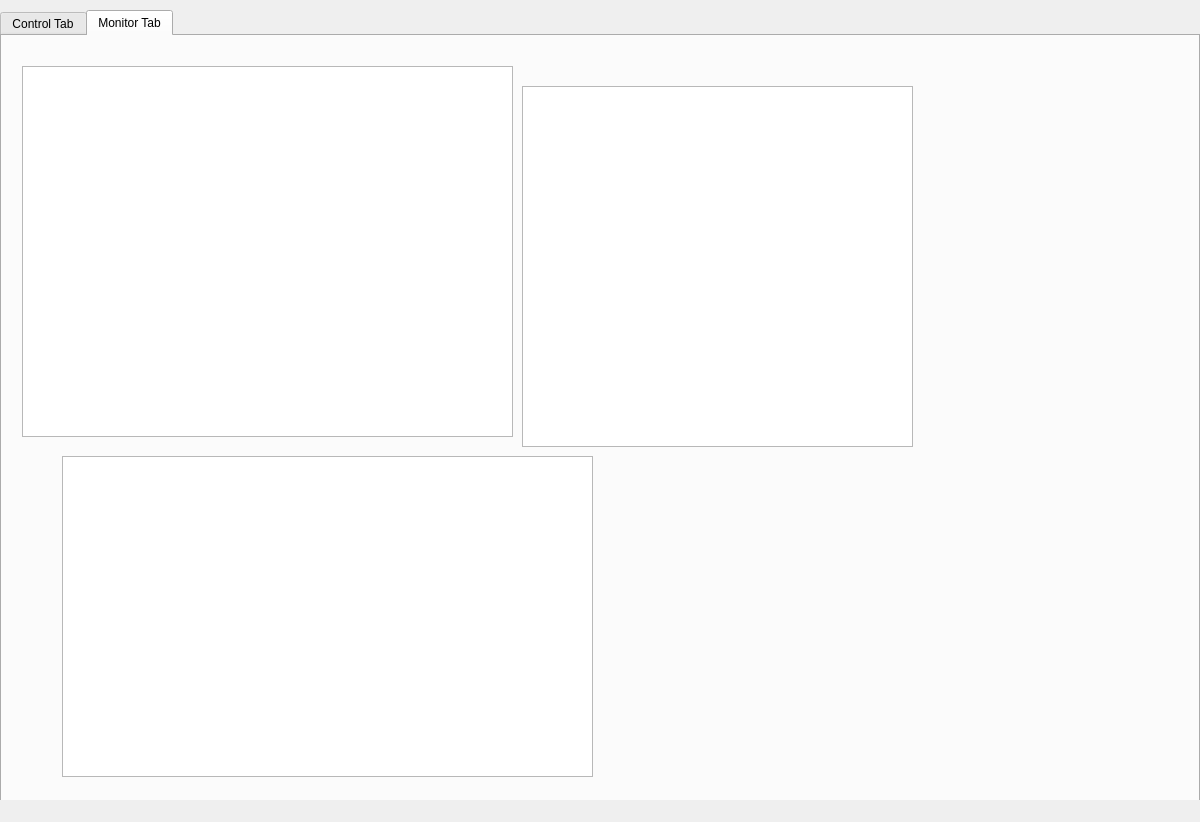
Before: the Qt Designer form ros2_desktop/src/qt-uic-c/src/mainwindow.ui in SongjayLi/ros_ws_uuv, drawn with Qt 5.
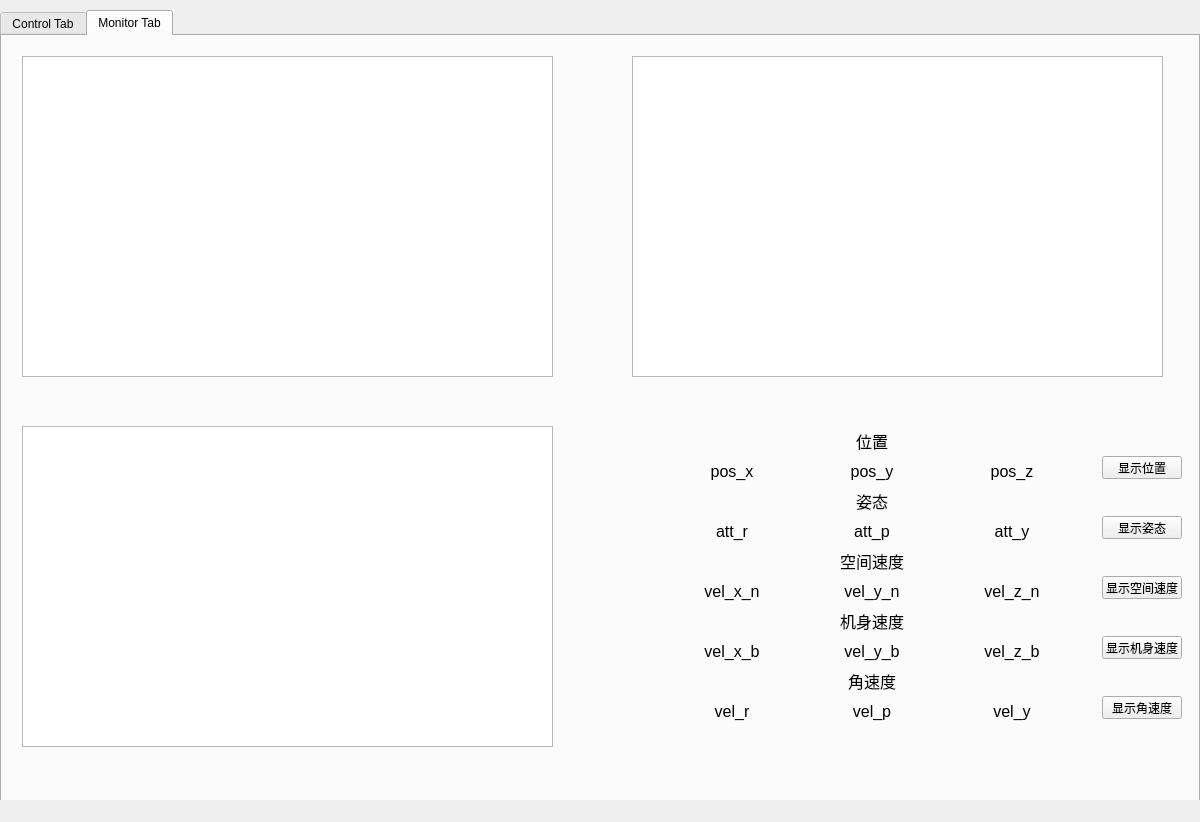
After: the same form once the commit is applied. Icons and pictures are not drawn. Custom widgets are drawn as their Qt base class.

Commit message: 实现了参数的选择显示，存在坐标轴缩放不正常的bug

What changed in the file:
```diff
--- a/ros2_desktop/src/qt-uic-c/src/mainwindow.ui
+++ b/ros2_desktop/src/qt-uic-c/src/mainwindow.ui
@@ -334,32 +334,517 @@
       <property name="geometry">
        <rect>
         <x>20</x>
-        <y>30</y>
-        <width>491</width>
-        <height>371</height>
+        <y>20</y>
+        <width>531</width>
+        <height>321</height>
        </rect>
       </property>
      </widget>
      <widget class="QChartView" name="view_y">
       <property name="geometry">
        <rect>
-        <x>520</x>
-        <y>50</y>
-        <width>391</width>
-        <height>361</height>
+        <x>630</x>
+        <y>20</y>
+        <width>531</width>
+        <height>321</height>
        </rect>
       </property>
      </widget>
      <widget class="QChartView" name="view_z">
       <property name="geometry">
        <rect>
-        <x>60</x>
-        <y>420</y>
+        <x>20</x>
+        <y>390</y>
         <width>531</width>
         <height>321</height>
        </rect>
       </property>
      </widget>
+     <widget class="QLabel" name="label_pos_x">
+      <property name="geometry">
+       <rect>
+        <x>680</x>
+        <y>420</y>
+        <width>100</width>
+        <height>30</height>
+       </rect>
+      </property>
+      <property name="font">
+       <font>
+        <pointsize>12</pointsize>
+       </font>
+      </property>
+      <property name="text">
+       <string>pos_x</string>
+      </property>
+      <property name="alignment">
+       <set>Qt::AlignCenter</set>
+      </property>
+     </widget>
+     <widget class="QLabel" name="label_att_r">
+      <property name="geometry">
+       <rect>
+        <x>680</x>
+        <y>480</y>
+        <width>100</width>
+        <height>30</height>
+       </rect>
+      </property>
+      <property name="font">
+       <font>
+        <pointsize>12</pointsize>
+       </font>
+      </property>
+      <property name="text">
+       <string>att_r</string>
+      </property>
+      <property name="alignment">
+       <set>Qt::AlignCenter</set>
+      </property>
+     </widget>
+     <widget class="QLabel" name="label_vel_x_n">
+      <property name="geometry">
+       <rect>
+        <x>680</x>
+        <y>540</y>
+        <width>100</width>
+        <height>30</height>
+       </rect>
+      </property>
+      <property name="font">
+       <font>
+        <pointsize>12</pointsize>
+       </font>
+      </property>
+      <property name="text">
+       <string>vel_x_n</string>
+      </property>
+      <property name="alignment">
+       <set>Qt::AlignCenter</set>
+      </property>
+     </widget>
+     <widget class="QLabel" name="label_vel_x_b">
+      <property name="geometry">
+       <rect>
+        <x>680</x>
+        <y>600</y>
+        <width>100</width>
+        <height>30</height>
+       </rect>
+      </property>
+      <property name="font">
+       <font>
+        <pointsize>12</pointsize>
+       </font>
+      </property>
+      <property name="text">
+       <string>vel_x_b</string>
+      </property>
+      <property name="alignment">
+       <set>Qt::AlignCenter</set>
+      </property>
+     </widget>
+     <widget class="QLabel" name="label_vel_r">
+      <property name="geometry">
+       <rect>
+        <x>680</x>
+        <y>660</y>
+        <width>100</width>
+        <height>30</height>
+       </rect>
+      </property>
+      <property name="font">
+       <font>
+        <pointsize>12</pointsize>
+       </font>
+      </property>
+      <property name="text">
+       <string>vel_r</string>
+      </property>
+      <property name="alignment">
+       <set>Qt::AlignCenter</set>
+      </property>
+     </widget>
+     <widget class="QLabel" name="label_pos_y">
+      <property name="geometry">
+       <rect>
+        <x>820</x>
+        <y>420</y>
+        <width>100</width>
+        <height>30</height>
+       </rect>
+      </property>
+      <property name="font">
+       <font>
+        <pointsize>12</pointsize>
+       </font>
+      </property>
+      <property name="text">
+       <string>pos_y</string>
+      </property>
+      <property name="alignment">
+       <set>Qt::AlignCenter</set>
+      </property>
+     </widget>
+     <widget class="QLabel" name="label_pos_z">
+      <property name="geometry">
+       <rect>
+        <x>960</x>
+        <y>420</y>
+        <width>100</width>
+        <height>30</height>
+       </rect>
+      </property>
+      <property name="font">
+       <font>
+        <pointsize>12</pointsize>
+       </font>
+      </property>
+      <property name="text">
+       <string>pos_z</string>
+      </property>
+      <property name="alignment">
+       <set>Qt::AlignCenter</set>
+      </property>
+     </widget>
+     <widget class="QLabel" name="label_att_p">
+      <property name="geometry">
+       <rect>
+        <x>820</x>
+        <y>480</y>
+        <width>100</width>
+        <height>30</height>
+       </rect>
+      </property>
+      <property name="font">
+       <font>
+        <pointsize>12</pointsize>
+       </font>
+      </property>
+      <property name="text">
+       <string>att_p</string>
+      </property>
+      <property name="alignment">
+       <set>Qt::AlignCenter</set>
+      </property>
+     </widget>
+     <widget class="QLabel" name="label_att_y">
+      <property name="geometry">
+       <rect>
+        <x>960</x>
+        <y>480</y>
+        <width>100</width>
+        <height>30</height>
+       </rect>
+      </property>
+      <property name="font">
+       <font>
+        <pointsize>12</pointsize>
+       </font>
+      </property>
+      <property name="text">
+       <string>att_y</string>
+      </property>
+      <property name="alignment">
+       <set>Qt::AlignCenter</set>
+      </property>
+     </widget>
+     <widget class="QLabel" name="label_vel_y_n">
+      <property name="geometry">
+       <rect>
+        <x>820</x>
+        <y>540</y>
+        <width>100</width>
+        <height>30</height>
+       </rect>
+      </property>
+      <property name="font">
+       <font>
+        <pointsize>12</pointsize>
+       </font>
+      </property>
+      <property name="text">
+       <string>vel_y_n</string>
+      </property>
+      <property name="alignment">
+       <set>Qt::AlignCenter</set>
+      </property>
+     </widget>
+     <widget class="QLabel" name="label_vel_z_n">
+      <property name="geometry">
+       <rect>
+        <x>960</x>
+        <y>540</y>
+        <width>100</width>
+        <height>30</height>
+       </rect>
+      </property>
+      <property name="font">
+       <font>
+        <pointsize>12</pointsize>
+       </font>
+      </property>
+      <property name="text">
+       <string>vel_z_n</string>
+      </property>
+      <property name="alignment">
+       <set>Qt::AlignCenter</set>
+      </property>
+     </widget>
+     <widget class="QLabel" name="label_vel_y_b">
+      <property name="geometry">
+       <rect>
+        <x>820</x>
+        <y>600</y>
+        <width>100</width>
+        <height>30</height>
+       </rect>
+      </property>
+      <property name="font">
+       <font>
+        <pointsize>12</pointsize>
+       </font>
+      </property>
+      <property name="text">
+       <string>vel_y_b</string>
+      </property>
+      <property name="alignment">
+       <set>Qt::AlignCenter</set>
+      </property>
+     </widget>
+     <widget class="QLabel" name="label_vel_z_b">
+      <property name="geometry">
+       <rect>
+        <x>960</x>
+        <y>600</y>
+        <width>100</width>
+        <height>30</height>
+       </rect>
+      </property>
+      <property name="font">
+       <font>
+        <pointsize>12</pointsize>
+       </font>
+      </property>
+      <property name="text">
+       <string>vel_z_b</string>
+      </property>
+      <property name="alignment">
+       <set>Qt::AlignCenter</set>
+      </property>
+     </widget>
+     <widget class="QLabel" name="label_vel_p">
+      <property name="geometry">
+       <rect>
+        <x>820</x>
+        <y>660</y>
+        <width>100</width>
+        <height>30</height>
+       </rect>
+      </property>
+      <property name="font">
+       <font>
+        <pointsize>12</pointsize>
+       </font>
+      </property>
+      <property name="text">
+       <string>vel_p</string>
+      </property>
+      <property name="alignment">
+       <set>Qt::AlignCenter</set>
+      </property>
+     </widget>
+     <widget class="QLabel" name="label_vel_y">
+      <property name="geometry">
+       <rect>
+        <x>960</x>
+        <y>660</y>
+        <width>100</width>
+        <height>30</height>
+       </rect>
+      </property>
+      <property name="font">
+       <font>
+        <pointsize>12</pointsize>
+       </font>
+      </property>
+      <property name="text">
+       <string>vel_y</string>
+      </property>
+      <property name="alignment">
+       <set>Qt::AlignCenter</set>
+      </property>
+     </widget>
+     <widget class="QLabel" name="label_pos_x_2">
+      <property name="geometry">
+       <rect>
+        <x>820</x>
+        <y>390</y>
+        <width>100</width>
+        <height>30</height>
+       </rect>
+      </property>
+      <property name="font">
+       <font>
+        <pointsize>12</pointsize>
+       </font>
+      </property>
+      <property name="text">
+       <string>位置</string>
+      </property>
+      <property name="alignment">
+       <set>Qt::AlignCenter</set>
+      </property>
+     </widget>
+     <widget class="QLabel" name="label_att_r_2">
+      <property name="geometry">
+       <rect>
+        <x>820</x>
+        <y>450</y>
+        <width>100</width>
+        <height>30</height>
+       </rect>
+      </property>
+      <property name="font">
+       <font>
+        <pointsize>12</pointsize>
+       </font>
+      </property>
+      <property name="text">
+       <string>姿态</string>
+      </property>
+      <property name="alignment">
+       <set>Qt::AlignCenter</set>
+      </property>
+     </widget>
+     <widget class="QLabel" name="label_vel_x_n_2">
+      <property name="geometry">
+       <rect>
+        <x>820</x>
+        <y>510</y>
+        <width>100</width>
+        <height>30</height>
+       </rect>
+      </property>
+      <property name="font">
+       <font>
+        <pointsize>12</pointsize>
+       </font>
+      </property>
+      <property name="text">
+       <string>空间速度</string>
+      </property>
+      <property name="alignment">
+       <set>Qt::AlignCenter</set>
+      </property>
+     </widget>
+     <widget class="QLabel" name="label_vel_x_b_2">
+      <property name="geometry">
+       <rect>
+        <x>820</x>
+        <y>570</y>
+        <width>100</width>
+        <height>30</height>
+       </rect>
+      </property>
+      <property name="font">
+       <font>
+        <pointsize>12</pointsize>
+       </font>
+      </property>
+      <property name="text">
+       <string>机身速度</string>
+      </property>
+      <property name="alignment">
+       <set>Qt::AlignCenter</set>
+      </property>
+     </widget>
+     <widget class="QLabel" name="label_vel_r_2">
+      <property name="geometry">
+       <rect>
+        <x>820</x>
+        <y>630</y>
+        <width>100</width>
+        <height>30</height>
+       </rect>
+      </property>
+      <property name="font">
+       <font>
+        <pointsize>12</pointsize>
+       </font>
+      </property>
+      <property name="text">
+       <string>角速度</string>
+      </property>
+      <property name="alignment">
+       <set>Qt::AlignCenter</set>
+      </property>
+     </widget>
+     <widget class="QPushButton" name="pushButton_pos">
+      <property name="geometry">
+       <rect>
+        <x>1100</x>
+        <y>420</y>
+        <width>80</width>
+        <height>23</height>
+       </rect>
+      </property>
+      <property name="text">
+       <string>显示位置</string>
+      </property>
+     </widget>
+     <widget class="QPushButton" name="pushButton_att">
+      <property name="geometry">
+       <rect>
+        <x>1100</x>
+        <y>480</y>
+        <width>80</width>
+        <height>23</height>
+       </rect>
+      </property>
+      <property name="text">
+       <string>显示姿态</string>
+      </property>
+     </widget>
+     <widget class="QPushButton" name="pushButton_vel_n">
+      <property name="geometry">
+       <rect>
+        <x>1100</x>
+        <y>540</y>
+        <width>80</width>
+        <height>23</height>
+       </rect>
+      </property>
+      <property name="text">
+       <string>显示空间速度</string>
+      </property>
+     </widget>
+     <widget class="QPushButton" name="pushButton_vel_b">
+      <property name="geometry">
+       <rect>
+        <x>1100</x>
+        <y>600</y>
+        <width>80</width>
+        <height>23</height>
+       </rect>
+      </property>
+      <property name="text">
+       <string>显示机身速度</string>
+      </property>
+     </widget>
+     <widget class="QPushButton" name="pushButton_vel">
+      <property name="geometry">
+       <rect>
+        <x>1100</x>
+        <y>660</y>
+        <width>80</width>
+        <height>23</height>
+       </rect>
+      </property>
+      <property name="text">
+       <string>显示角速度</string>
+      </property>
+     </widget>
     </widget>
    </widget>
   </widget>
```
The commit also changes 2 other files.
